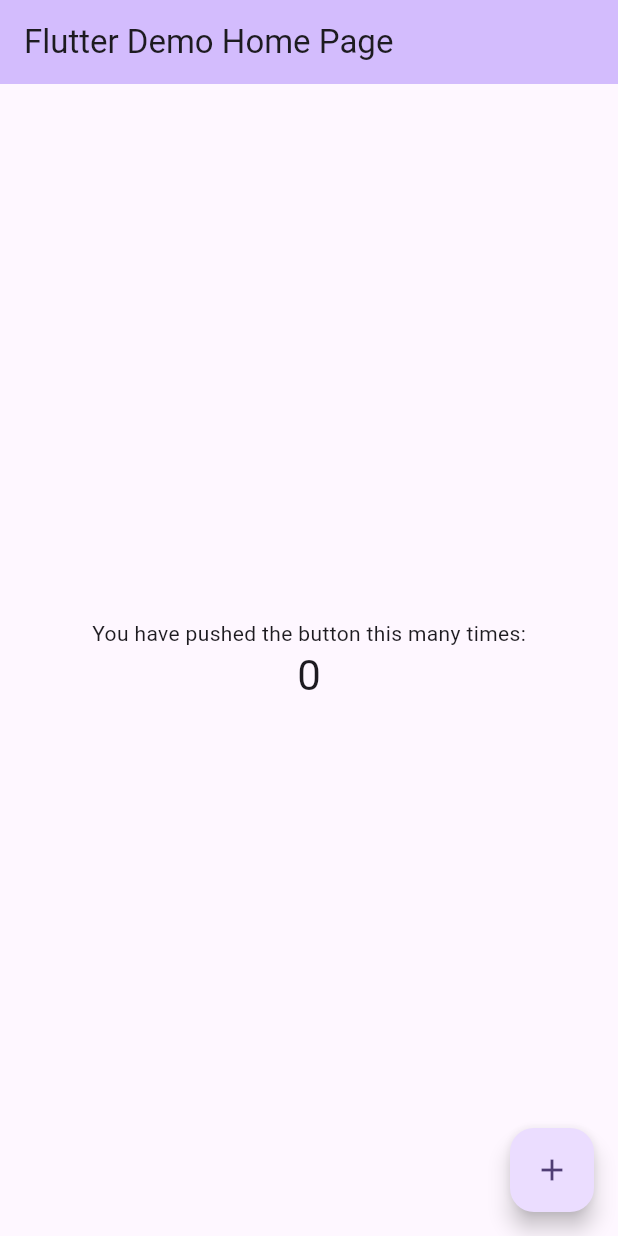
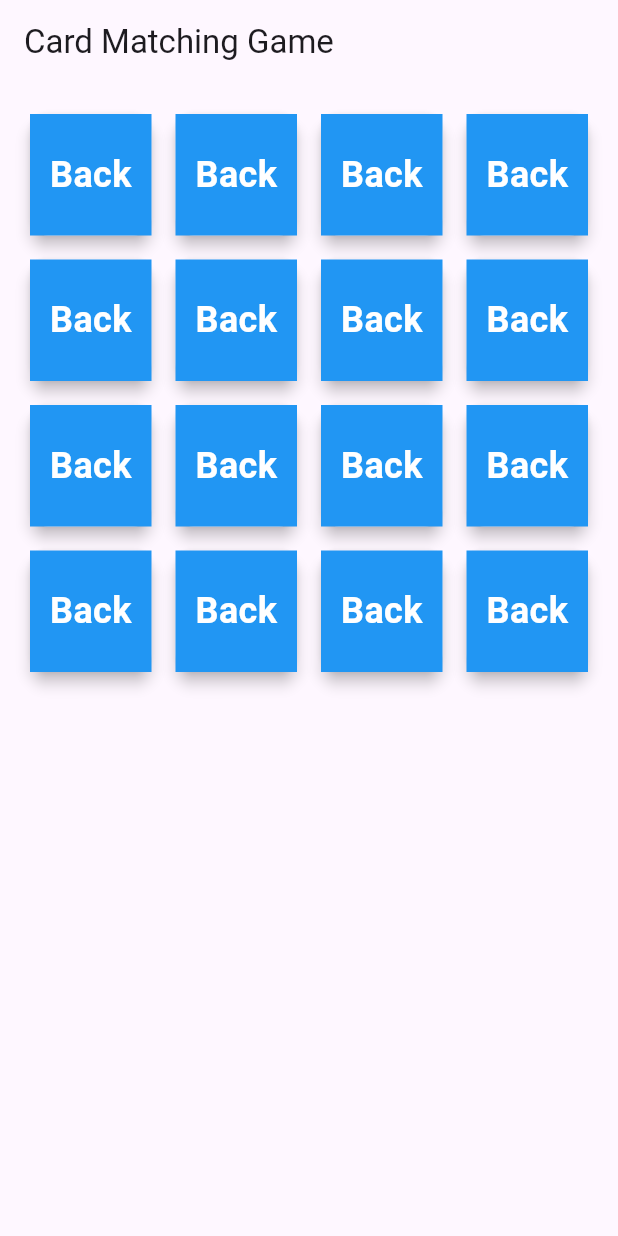
Before and after one commit to divya-jd/matching_card_game, a Flutter app: the screen it shows after launch, on a phone screen of 412 x 824 dp. Run offline on Flutter 3.47's test engine with Material 3 defaults, Android fonts, the phone set to English and light mode, and no system bars.

Commit message:
Added grid UI for face-down cards

```diff
--- a/lib/main.dart
+++ b/lib/main.dart
@@ -7,119 +7,72 @@ void main() {
 class MyApp extends StatelessWidget {
   const MyApp({super.key});
 
-  // This widget is the root of your application.
   @override
   Widget build(BuildContext context) {
     return MaterialApp(
       title: 'Flutter Demo',
       theme: ThemeData(
-        // This is the theme of your application.
-        //
-        // TRY THIS: Try running your application with "flutter run". You'll see
-        // the application has a purple toolbar. Then, without quitting the app,
-        // try changing the seedColor in the colorScheme below to Colors.green
-        // and then invoke "hot reload" (save your changes or press the "hot
-        // reload" button in a Flutter-supported IDE, or press "r" if you used
-        // the command line to start the app).
-        //
-        // Notice that the counter didn't reset back to zero; the application
-        // state is not lost during the reload. To reset the state, use hot
-        // restart instead.
-        //
-        // This works for code too, not just values: Most code changes can be
-        // tested with just a hot reload.
-        colorScheme: ColorScheme.fromSeed(seedColor: Colors.deepPurple),
-        useMaterial3: true,
+        primarySwatch: Colors.blue,
       ),
-      home: const MyHomePage(title: 'Flutter Demo Home Page'),
+      home: const MyHomePage(),
     );
   }
 }
 
 class MyHomePage extends StatefulWidget {
-  const MyHomePage({super.key, required this.title});
-
-  // This widget is the home page of your application. It is stateful, meaning
-  // that it has a State object (defined below) that contains fields that affect
-  // how it looks.
-
-  // This class is the configuration for the state. It holds the values (in this
-  // case the title) provided by the parent (in this case the App widget) and
-  // used by the build method of the State. Fields in a Widget subclass are
-  // always marked "final".
-
-  final String title;
+  const MyHomePage({super.key});
 
   @override
   State<MyHomePage> createState() => _MyHomePageState();
 }
 
 class _MyHomePageState extends State<MyHomePage> {
-  int _counter = 0;
+  List<bool> isFaceUp = List.generate(16, (index) => false); // Track the state of each card
 
-  void _incrementCounter() {
+  // Function to flip card when tapped
+  void flipCard(int index) {
     setState(() {
-      // This call to setState tells the Flutter framework that something has
-      // changed in this State, which causes it to rerun the build method below
-      // so that the display can reflect the updated values. If we changed
-      // _counter without calling setState(), then the build method would not be
-      // called again, and so nothing would appear to happen.
-      _counter++;
+      isFaceUp[index] = !isFaceUp[index];
     });
   }
 
   @override
   Widget build(BuildContext context) {
-    // This method is rerun every time setState is called, for instance as done
-    // by the _incrementCounter method above.
-    //
-    // The Flutter framework has been optimized to make rerunning build methods
-    // fast, so that you can just rebuild anything that needs updating rather
-    // than having to individually change instances of widgets.
     return Scaffold(
       appBar: AppBar(
-        // TRY THIS: Try changing the color here to a specific color (to
-        // Colors.amber, perhaps?) and trigger a hot reload to see the AppBar
-        // change color while the other colors stay the same.
-        backgroundColor: Theme.of(context).colorScheme.inversePrimary,
-        // Here we take the value from the MyHomePage object that was created by
-        // the App.build method, and use it to set our appbar title.
-        title: Text(widget.title),
+        title: const Text('Card Matching Game'),
       ),
-      body: Center(
-        // Center is a layout widget. It takes a single child and positions it
-        // in the middle of the parent.
-        child: Column(
-          // Column is also a layout widget. It takes a list of children and
-          // arranges them vertically. By default, it sizes itself to fit its
-          // children horizontally, and tries to be as tall as its parent.
-          //
-          // Column has various properties to control how it sizes itself and
-          // how it positions its children. Here we use mainAxisAlignment to
-          // center the children vertically; the main axis here is the vertical
-          // axis because Columns are vertical (the cross axis would be
-          // horizontal).
-          //
-          // TRY THIS: Invoke "debug painting" (choose the "Toggle Debug Paint"
-          // action in the IDE, or press "p" in the console), to see the
-          // wireframe for each widget.
-          mainAxisAlignment: MainAxisAlignment.center,
-          children: <Widget>[
-            const Text(
-              'You have pushed the button this many times:',
+      body: GridView.builder(
+        padding: const EdgeInsets.all(16.0),
+        gridDelegate: const SliverGridDelegateWithFixedCrossAxisCount(
+          crossAxisCount: 4, // A 4x4 grid of cards
+          crossAxisSpacing: 8.0,
+          mainAxisSpacing: 8.0,
+        ),
+        itemCount: 16, // Number of cards
+        itemBuilder: (context, index) {
+          return GestureDetector(
+            onTap: () => flipCard(index), // Call the flipCard function on tap
+            child: Card(
+              elevation: 4.0,
+              child: Container(
+                color: isFaceUp[index] ? Colors.white : Colors.blue, // Change color based on face-up state
+                child: Center(
+                  child: isFaceUp[index]
+                      ? const Text(
+                          'Front', // Text when card is flipped (face-up)
+                          style: TextStyle(fontSize: 24, fontWeight: FontWeight.bold),
+                        )
+                      : const Text(
+                          'Back', // Text when card is face-down
+                          style: TextStyle(fontSize: 24, fontWeight: FontWeight.bold, color: Colors.white),
+                        ),
+                ),
+              ),
             ),
-            Text(
-              '$_counter',
-              style: Theme.of(context).textTheme.headlineMedium,
-            ),
-          ],
-        ),
+          );
+        },
       ),
-      floatingActionButton: FloatingActionButton(
-        onPressed: _incrementCounter,
-        tooltip: 'Increment',
-        child: const Icon(Icons.add),
-      ), // This trailing comma makes auto-formatting nicer for build methods.
     );
   }
 }
```
